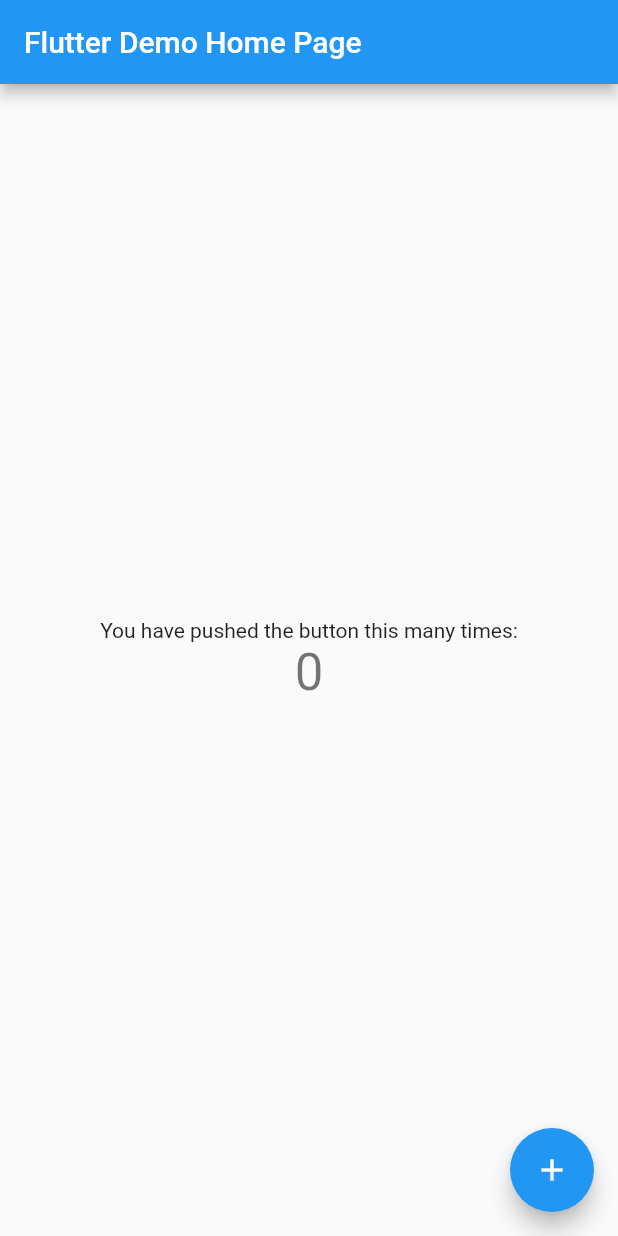
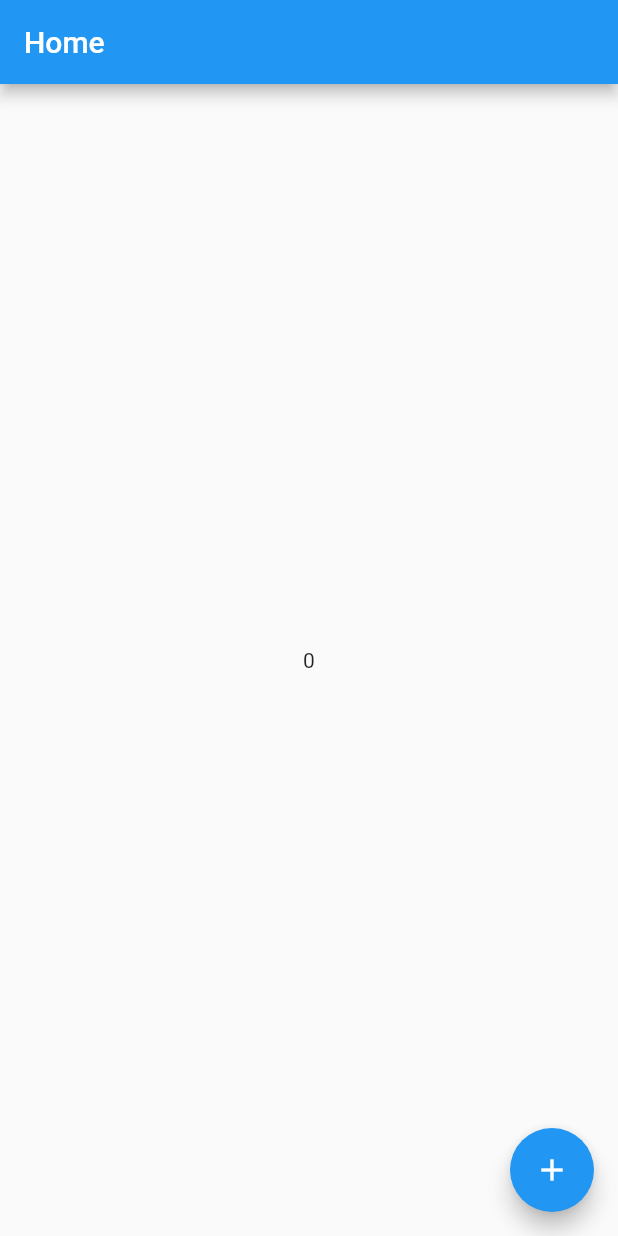
Before and after one commit to ntngamedev/marvel_comics_app, a Flutter app: the screen it shows after launch, on a phone screen of 412 x 824 dp. Run offline on Flutter 3.47's test engine with Material 2 defaults, Android fonts, the phone set to English and light mode, and no system bars; our stand-ins replace flutter_modular, rx_notifier.

Commit message:
Add RxNotifier and Modular

```diff
--- /dev/null
+++ b/lib/app/app_widget.dart
@@ -0,0 +1,12 @@
+import 'package:flutter/material.dart';
+import 'package:flutter_modular/flutter_modular.dart';
+
+class AppWidget extends StatelessWidget {
+  @override
+  Widget build(BuildContext context) {
+    return MaterialApp(
+      initialRoute: '/',
+      debugShowCheckedModeBanner: false,
+    ).modular();
+  }
+}
--- /dev/null
+++ b/lib/app/ui/home/home_store.dart
@@ -0,0 +1,10 @@
+import 'package:rx_notifier/rx_notifier.dart';
+
+class HomeStore {
+  final _counter = RxNotifier<int>(0);
+  get counter => _counter.value;
+
+  increment() {
+    _counter.value++;
+  }
+}
--- /dev/null
+++ b/lib/app/ui/home/home_view.dart
@@ -0,0 +1,35 @@
+import 'package:flutter/material.dart';
+import 'package:flutter_modular/flutter_modular.dart';
+import 'package:marvel_comics_app/app/ui/home/home_store.dart';
+import 'package:rx_notifier/rx_notifier.dart';
+
+class HomeView extends StatefulWidget {
+  HomeView({Key? key}) : super(key: key);
+
+  @override
+  _HomeViewState createState() => _HomeViewState();
+}
+
+class _HomeViewState extends ModularState<HomeView, HomeStore> {
+  @override
+  Widget build(BuildContext context) {
+    return Scaffold(
+      appBar: AppBar(
+        title: Text("Home"),
+      ),
+      body: Center(
+        child: Column(
+          mainAxisAlignment: MainAxisAlignment.center,
+          children: <Widget>[
+            RxBuilder(builder: (_) => Text("${store.counter}"))
+          ],
+        ),
+      ),
+      floatingActionButton: FloatingActionButton(
+        onPressed: store.increment,
+        tooltip: 'Increment',
+        child: Icon(Icons.add),
+      ),
+    );
+  }
+}
--- a/lib/main.dart
+++ b/lib/main.dart
@@ -1,113 +1,8 @@
 import 'package:flutter/material.dart';
+import 'package:flutter_modular/flutter_modular.dart';
+import 'package:marvel_comics_app/app/app_module.dart';
+import 'package:marvel_comics_app/app/app_widget.dart';
 
 void main() {
-  runApp(MyApp());
+  runApp(ModularApp(module: AppModule(), child: AppWidget()));
 }
-
-class MyApp extends StatelessWidget {
-  // This widget is the root of your application.
-  @override
-  Widget build(BuildContext context) {
-    return MaterialApp(
-      title: 'Flutter Demo',
-      theme: ThemeData(
-        // This is the theme of your application.
-        //
-        // Try running your application with "flutter run". You'll see the
-        // application has a blue toolbar. Then, without quitting the app, try
-        // changing the primarySwatch below to Colors.green and then invoke
-        // "hot reload" (press "r" in the console where you ran "flutter run",
-        // or simply save your changes to "hot reload" in a Flutter IDE).
-        // Notice that the counter didn't reset back to zero; the application
-        // is not restarted.
-        primarySwatch: Colors.blue,
-      ),
-      home: MyHomePage(title: 'Flutter Demo Home Page'),
-    );
-  }
-}
-
-class MyHomePage extends StatefulWidget {
-  MyHomePage({Key key, this.title}) : super(key: key);
-
-  // This widget is the home page of your application. It is stateful, meaning
-  // that it has a State object (defined below) that contains fields that affect
-  // how it looks.
-
-  // This class is the configuration for the state. It holds the values (in this
-  // case the title) provided by the parent (in this case the App widget) and
-  // used by the build method of the State. Fields in a Widget subclass are
-  // always marked "final".
-
-  final String title;
-
-  @override
-  _MyHomePageState createState() => _MyHomePageState();
-}
-
-class _MyHomePageState extends State<MyHomePage> {
-  int _counter = 0;
-
-  void _incrementCounter() {
-    setState(() {
-      // This call to setState tells the Flutter framework that something has
-      // changed in this State, which causes it to rerun the build method below
-      // so that the display can reflect the updated values. If we changed
-      // _counter without calling setState(), then the build method would not be
-      // called again, and so nothing would appear to happen.
-      _counter++;
-    });
-  }
-
-  @override
-  Widget build(BuildContext context) {
-    // This method is rerun every time setState is called, for instance as done
-    // by the _incrementCounter method above.
-    //
-    // The Flutter framework has been optimized to make rerunning build methods
-    // fast, so that you can just rebuild anything that needs updating rather
-    // than having to individually change instances of widgets.
-    return Scaffold(
-      appBar: AppBar(
-        // Here we take the value from the MyHomePage object that was created by
-        // the App.build method, and use it to set our appbar title.
-        title: Text(widget.title),
-      ),
-      body: Center(
-        // Center is a layout widget. It takes a single child and positions it
-        // in the middle of the parent.
-        child: Column(
-          // Column is also a layout widget. It takes a list of children and
-          // arranges them vertically. By default, it sizes itself to fit its
-          // children horizontally, and tries to be as tall as its parent.
-          //
-          // Invoke "debug painting" (press "p" in the console, choose the
-          // "Toggle Debug Paint" action from the Flutter Inspector in Android
-          // Studio, or the "Toggle Debug Paint" command in Visual Studio Code)
-          // to see the wireframe for each widget.
-          //
-          // Column has various properties to control how it sizes itself and
-          // how it positions its children. Here we use mainAxisAlignment to
-          // center the children vertically; the main axis here is the vertical
-          // axis because Columns are vertical (the cross axis would be
-          // horizontal).
-          mainAxisAlignment: MainAxisAlignment.center,
-          children: <Widget>[
-            Text(
-              'You have pushed the button this many times:',
-            ),
-            Text(
-              '$_counter',
-              style: Theme.of(context).textTheme.headline4,
-            ),
-          ],
-        ),
-      ),
-      floatingActionButton: FloatingActionButton(
-        onPressed: _incrementCounter,
-        tooltip: 'Increment',
-        child: Icon(Icons.add),
-      ), // This trailing comma makes auto-formatting nicer for build methods.
-    );
-  }
-}
```
Also changed, not shown: lib/app/app_module.dart (added, +12 -0 lines), lib/app/ui/home/home_module.dart (added, +15 -0 lines), pubspec.yaml (+4 -60 lines), pubspec.lock, 2 other files.
